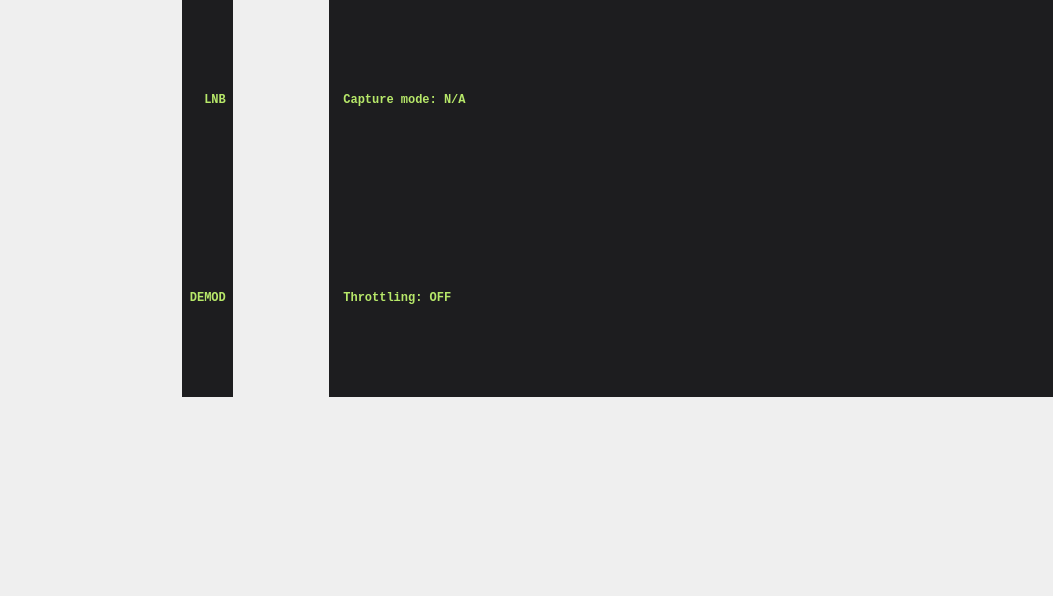
BatchDrake/SigDigger, file ui/MainSpectrum.ui: the form before one commit.
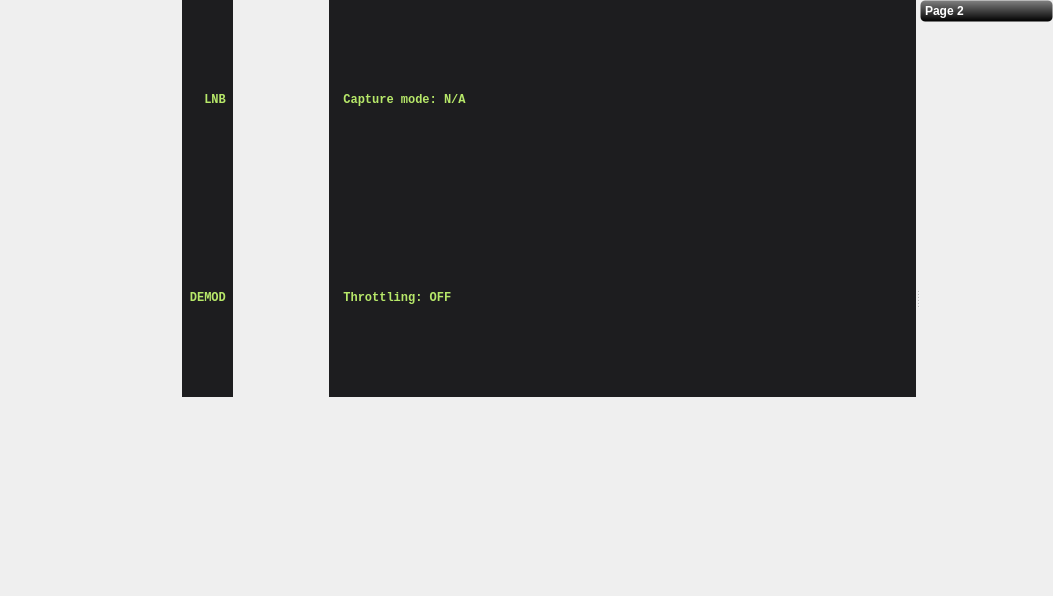
The form after the commit. Custom widgets are drawn as their Qt base class.

Commit message: Refactor main window side controls

Diff of the .ui file:
```diff
--- a/ui/MainSpectrum.ui
+++ b/ui/MainSpectrum.ui
@@ -13,7 +13,29 @@
   <property name="windowTitle">
    <string>Form</string>
   </property>
-  <layout class="QGridLayout" name="mainSpectrumGrid">
+  <layout class="QGridLayout" name="gridLayout_2">
+   <property name="leftMargin">
+    <number>0</number>
+   </property>
+   <property name="topMargin">
+    <number>0</number>
+   </property>
+   <property name="rightMargin">
+    <number>0</number>
+   </property>
+   <property name="bottomMargin">
+    <number>0</number>
+   </property>
+   <property name="spacing">
+    <number>0</number>
+   </property>
+   <item row="0" column="0">
+    <widget class="QSplitter" name="splitter">
+     <property name="orientation">
+      <enum>Qt::Horizontal</enum>
+     </property>
+     <widget class="QWidget" name="widget" native="true">
+      <layout class="QGridLayout" name="gridLayout">
    <property name="leftMargin">
     <number>0</number>
    </property>
@@ -139,6 +161,27 @@
      </property>
     </widget>
    </item>
+       <item row="0" column="3">
+        <widget class="QLabel" name="captureModeLabel">
+         <property name="sizePolicy">
+          <sizepolicy hsizetype="MinimumExpanding" vsizetype="Preferred">
+           <horstretch>0</horstretch>
+           <verstretch>0</verstretch>
+          </sizepolicy>
+         </property>
+         <property name="styleSheet">
+          <string notr="true">background-color: #1d1d1f;
+color: #b7e869;
+font-size: 12px;
+font-family: Monospace;
+font-weight: bold;
+</string>
+         </property>
+         <property name="text">
+          <string>  Capture mode: N/A</string>
+         </property>
+        </widget>
+       </item>
    <item row="1" column="1">
     <widget class="QLabel" name="loLabel">
      <property name="sizePolicy">
@@ -201,30 +244,6 @@
      </property>
     </widget>
    </item>
-   <item row="2" column="0" colspan="4">
-    <widget class="Waterfall" name="mainSpectrum"/>
-   </item>
-   <item row="0" column="3">
-    <widget class="QLabel" name="captureModeLabel">
-     <property name="sizePolicy">
-      <sizepolicy hsizetype="MinimumExpanding" vsizetype="Preferred">
-       <horstretch>0</horstretch>
-       <verstretch>0</verstretch>
-      </sizepolicy>
-     </property>
-     <property name="styleSheet">
-      <string notr="true">background-color: #1d1d1f;
-color: #b7e869;
-font-size: 12px;
-font-family: Monospace;
-font-weight: bold;
-</string>
-     </property>
-     <property name="text">
-      <string>  Capture mode: N/A</string>
-     </property>
-    </widget>
-   </item>
    <item row="1" column="3">
     <widget class="QLabel" name="throttlingLabel">
      <property name="sizePolicy">
@@ -246,6 +265,50 @@
      </property>
     </widget>
    </item>
+       <item row="2" column="0" colspan="4">
+        <widget class="Waterfall" name="mainSpectrum"/>
+       </item>
+      </layout>
+    </widget>
+         <widget class="QToolBox" name="toolBox">
+      <property name="styleSheet">
+       <string notr="true">QToolBox::tab {
+    color: white;
+    font-weight: bold;
+    background: qlineargradient( x1:0 y1:0, x2:0 y2:1, stop:0 #808080, stop:1 black);
+    border-radius: 5px;
+    border: 1px solid transparent;
+}
+
+QToolBox::tab:hover {
+    background: qlineargradient( x1:0 y1:0, x2:0 y2:1, stop:0 #a0a0a0, stop:1 black);
+    border-color: black;
+}
+</string>
+      </property>
+      <property name="currentIndex">
+       <number>0</number>
+      </property>
+      <property name="tabSpacing">
+       <number>0</number>
+      </property>
+      <widget class="QWidget" name="page_4">
+       <property name="geometry">
+        <rect>
+         <x>0</x>
+         <y>0</y>
+         <width>126</width>
+         <height>573</height>
+        </rect>
+       </property>
+       <attribute name="label">
+        <string>Page 2</string>
+       </attribute>
+      </widget>
+     </widget>
+
+    </widget>
+   </item>
   </layout>
  </widget>
  <customwidgets>
```
Left out of the diff: 2 changed lines with no effect on the pictures. Lines whose indentation alone changed are shown as unchanged. The commit also changes 3 other files.
